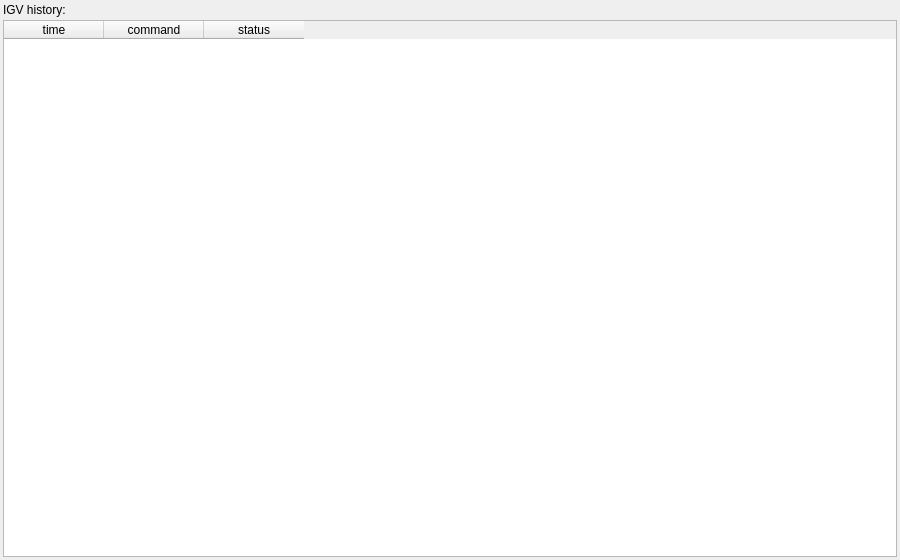
The window that src/GSvar/IgvLogWidget.ui (imgag/ngs-bits) describes before a commit, drawn with Qt 5.
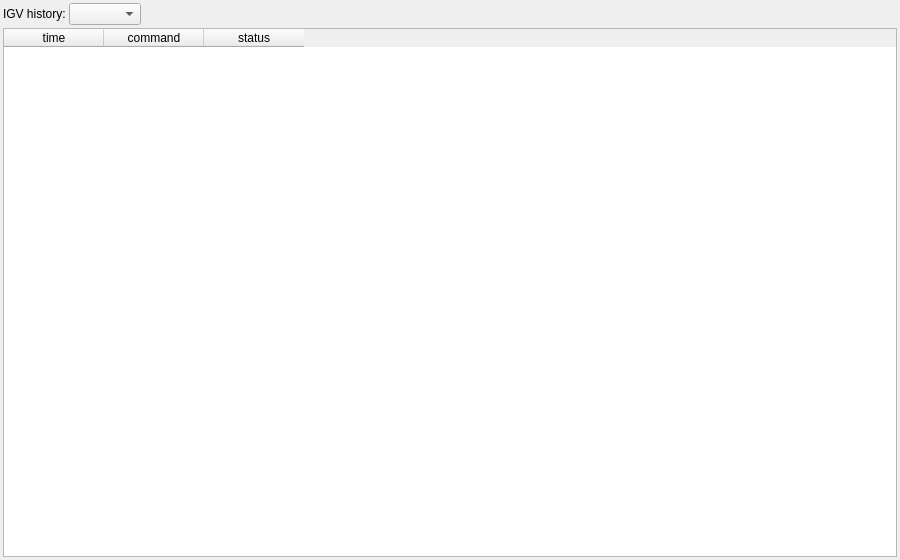
The same window after the commit.

What changed in the file:
```diff
--- a/src/GSvar/IgvLogWidget.ui
+++ b/src/GSvar/IgvLogWidget.ui
@@ -42,11 +42,34 @@
     <number>3</number>
    </property>
    <item>
+    <layout class="QHBoxLayout" name="horizontalLayout">
+     <property name="spacing">
+      <number>3</number>
+     </property>
+     <item>
     <widget class="QLabel" name="label_3">
      <property name="text">
       <string>IGV history:</string>
      </property>
     </widget>
+     </item>
+     <item>
+      <widget class="QComboBox" name="igv_instance"/>
+     </item>
+     <item>
+      <spacer name="horizontalSpacer">
+       <property name="orientation">
+        <enum>Qt::Horizontal</enum>
+       </property>
+       <property name="sizeHint" stdset="0">
+        <size>
+         <width>40</width>
+         <height>20</height>
+        </size>
+       </property>
+      </spacer>
+     </item>
+    </layout>
    </item>
    <item>
     <widget class="QTableWidget" name="table">
```
Lines whose indentation alone changed are shown as unchanged.
